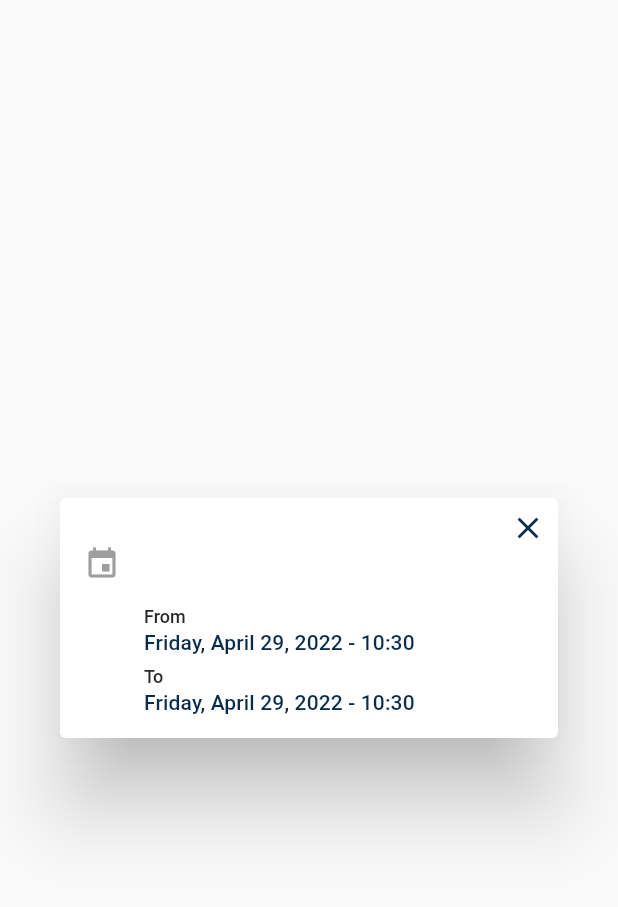
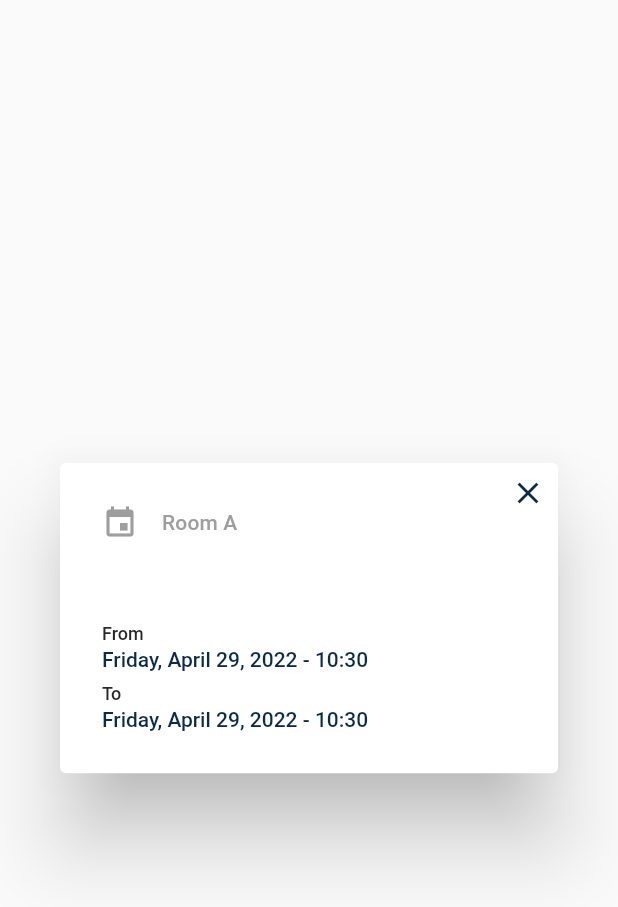
Before and after one commit to elshadsm/flutter_full_calendar, a Flutter app: the EventDialog widget shown alone on an empty page, opened directly with empty values, on a phone screen of 412 x 824 dp. Shown: the top 907 px of the screen. Run offline on Flutter 3.47's test engine with Material 2 defaults, Android fonts, the phone set to English and light mode, and no system bars; our stand-ins replace jiffy.

Commit message:
Update event dialog

```diff
--- a/lib/views/calendar/event_dialog.dart
+++ b/lib/views/calendar/event_dialog.dart
@@ -1,5 +1,6 @@
 import 'package:flutter/material.dart';
 
+import '../../models/event_type.dart';
 import '../../resources/colors.dart';
 import '../../resources/sizes.dart';
 import '../../models/event.dart';
@@ -23,12 +24,7 @@ class EventDialog extends StatelessWidget {
         children: [
           Container(
             width: 400,
-            padding: const EdgeInsets.only(
-              left: AppSizes.spacingL,
-              top: AppSizes.spacing + AppSizes.icon,
-              right: AppSizes.spacingL,
-              bottom: AppSizes.spacingL,
-            ),
+            padding: const EdgeInsets.all(AppSizes.spacingXl),
             child: Column(
               mainAxisSize: MainAxisSize.min,
               crossAxisAlignment: CrossAxisAlignment.start,
@@ -43,15 +39,24 @@ class EventDialog extends StatelessWidget {
                     const SizedBox(width: AppSizes.spacingL),
                     Expanded(
                       child: Text(
-                        event.title,
+                        'Room ${event.type.value}',
                         textAlign: TextAlign.left,
-                        style: Theme.of(context).textTheme.headline6!.copyWith(
+                        style: Theme.of(context).textTheme.subtitle2!.copyWith(
                               fontWeight: FontWeight.w500,
-                              color: AppColors.primaryText,
+                              color: color,
                             ),
                       ),
                     ),
                   ],
+                ),
+                const SizedBox(height: AppSizes.spacingL),
+                Text(
+                  event.title,
+                  textAlign: TextAlign.left,
+                  style: Theme.of(context).textTheme.headline6!.copyWith(
+                        fontWeight: FontWeight.w500,
+                        color: AppColors.primaryText,
+                      ),
                 ),
                 const SizedBox(height: AppSizes.spacingL),
                 EventDialogDateText(
--- a/lib/views/calendar/event_dialog_date_text.dart
+++ b/lib/views/calendar/event_dialog_date_text.dart
@@ -17,9 +17,7 @@ class EventDialogDateText extends StatelessWidget {
   @override
   Widget build(BuildContext context) {
     final textTheme = Theme.of(context).textTheme;
-    return Padding(
-      padding: const EdgeInsets.only(left: AppSizes.icon + AppSizes.spacingL),
-      child: Column(
+    return Column(
       crossAxisAlignment: CrossAxisAlignment.start,
       children: [
         Text(
@@ -32,13 +30,12 @@ class EventDialogDateText extends StatelessWidget {
         const SizedBox(height: AppSizes.spacingXs),
         Text(
           DateFormat('EEEE, MMMM dd, y - HH:mm').format(date),
-            style: textTheme.subtitle2!.copyWith(
+          style: textTheme.bodyText2!.copyWith(
             color: AppColors.primary,
             fontWeight: FontWeight.w500,
           ),
         ),
       ],
-      ),
     );
   }
 }
```
Lines whose indentation alone changed are shown as unchanged.
